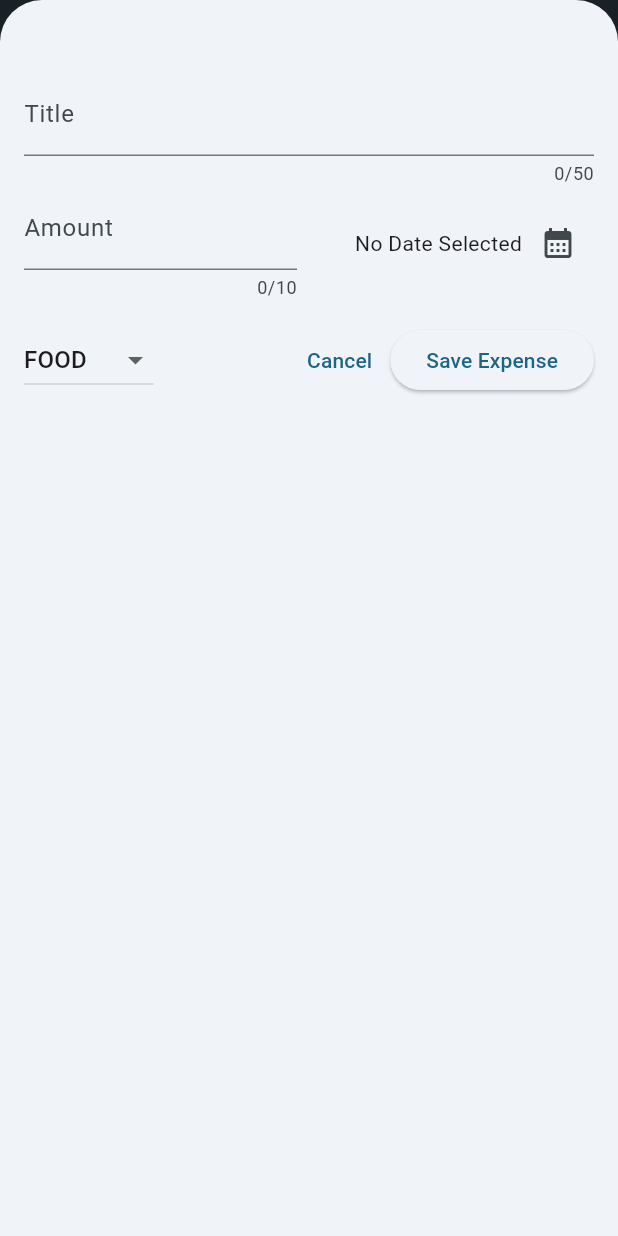
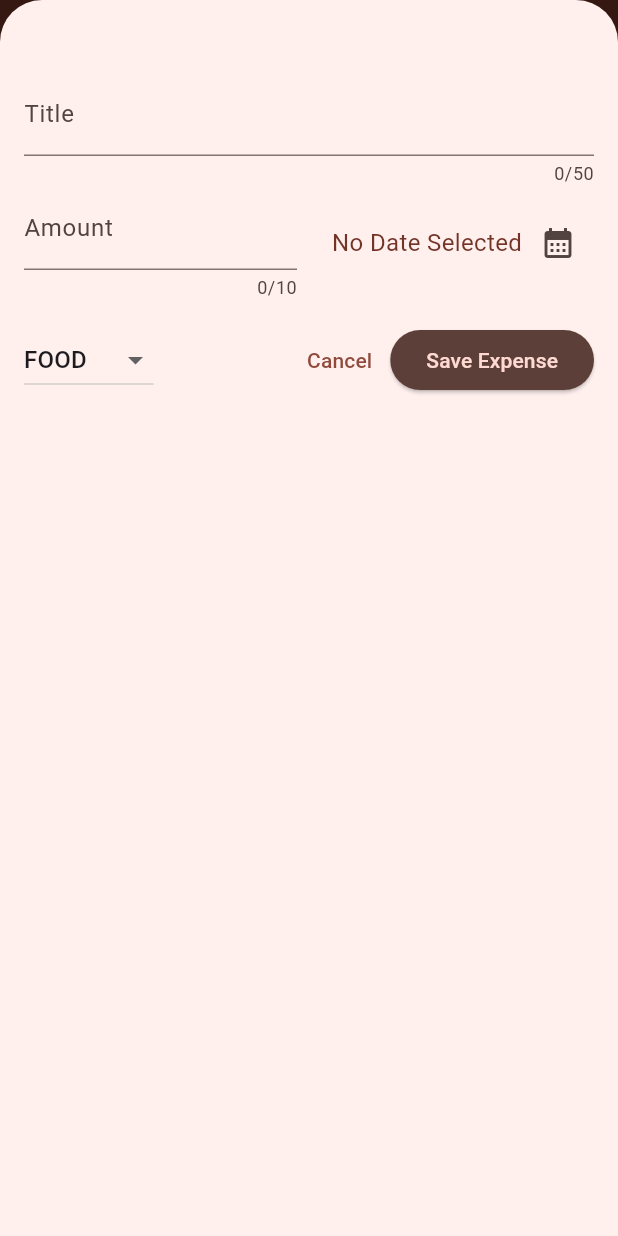
Before and after one commit to Defalt2-O/expense_tracker_app, a Flutter app: the screen it shows after launch, after a tap on the "add" icon, on a phone screen of 412 x 824 dp. Run offline on Flutter 3.47's test engine with Material 3 defaults, Android fonts, the phone set to English and light mode, and no system bars.

Commit message:
Theming modified to red. Card theme modified.

```diff
--- a/lib/main.dart
+++ b/lib/main.dart
@@ -2,7 +2,7 @@ import 'package:flutter/material.dart';
 import 'package:expense_tracker_app/widgets/expenses.dart';
 
 var kcolorScheme = ColorScheme.fromSeed(
-  seedColor: const Color.fromARGB(255, 93, 194, 245),
+  seedColor: const Color.fromARGB(255, 222, 46, 11),
 );
 
 void main() {
@@ -11,9 +11,25 @@ void main() {
       theme: ThemeData().copyWith(
         colorScheme: kcolorScheme,
         appBarTheme: const AppBarTheme().copyWith(
-          foregroundColor: kcolorScheme.secondaryContainer,
-          backgroundColor: kcolorScheme.onSecondaryContainer,
+          foregroundColor: kcolorScheme.primaryContainer,
+          backgroundColor: kcolorScheme.onPrimaryContainer,
         ),
+        cardTheme: const CardTheme().copyWith(
+          color: kcolorScheme.primaryContainer,
+          elevation: 5,
+          margin: const EdgeInsets.symmetric(horizontal: 16, vertical: 8),
+        ),
+        elevatedButtonTheme: ElevatedButtonThemeData(
+          style: ElevatedButton.styleFrom(
+            backgroundColor: kcolorScheme.onSecondaryContainer,
+            foregroundColor: kcolorScheme.primaryContainer,
+          ),
+        ),
+        textTheme: ThemeData().textTheme.copyWith(
+              titleLarge: const TextStyle(fontWeight: FontWeight.normal),
+              bodyMedium: TextStyle(
+                  fontSize: 16, color: kcolorScheme.onPrimaryContainer),
+            ),
       ),
       home: const Expenses(),
     ),
```
